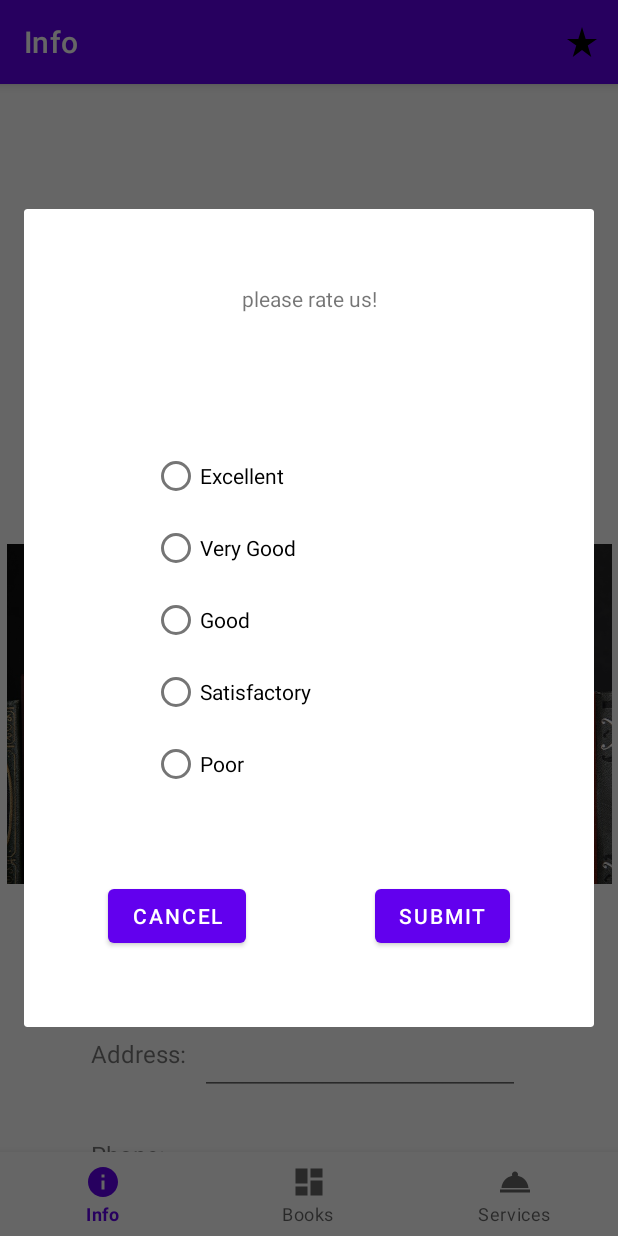
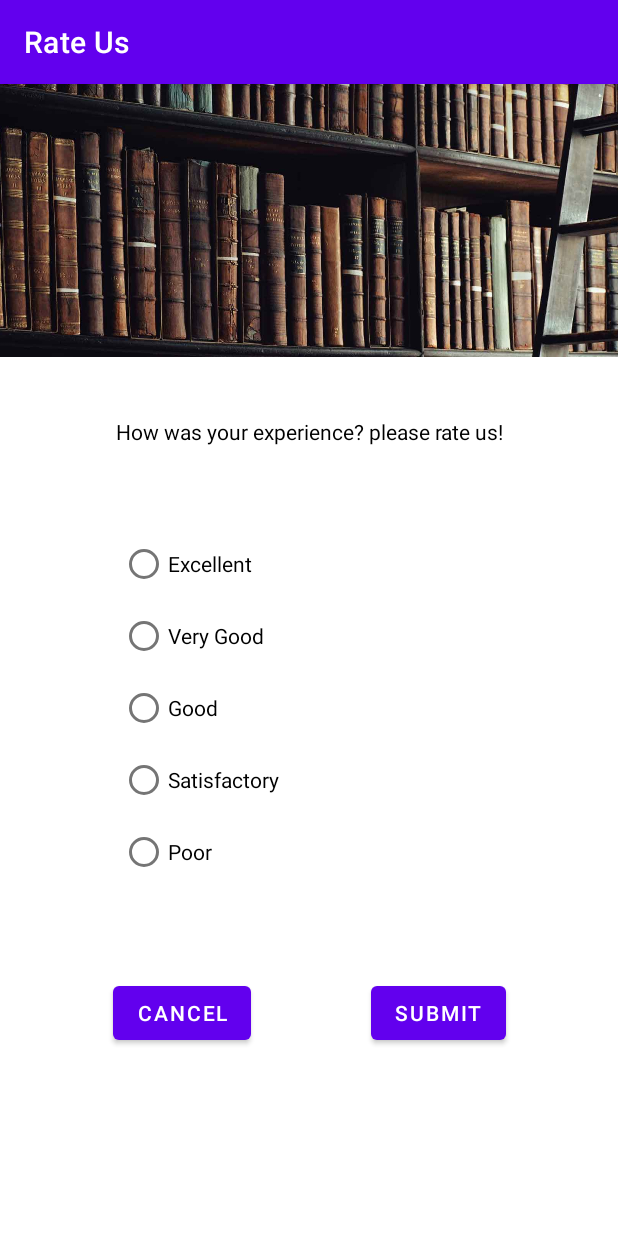
Before and after one commit to IBRASANN/androidFinalProject, an Android app: the screen it shows after launch (MainActivity before the commit, RateActivity after it), after a tap on an icon or button, on a phone screen of 412 x 824 dp. Run offline under Robolectric (Android 15) with nearby library versions, the phone set to English and light mode, and no system bars; our stand-ins replace navigation-ui; 1 other tap on this screen came first.

Commit message:
second commit

```diff
--- a/app/build.gradle
+++ b/app/build.gradle
@@ -1,6 +1,7 @@
 plugins {
     id 'com.android.application'
     id 'org.jetbrains.kotlin.android'
+    id 'com.google.android.libraries.mapsplatform.secrets-gradle-plugin'
 }
 
 android {
@@ -46,6 +47,7 @@ dependencies {
     implementation 'androidx.navigation:navigation-fragment-ktx:2.4.1'
     implementation 'androidx.navigation:navigation-ui-ktx:2.4.1'
     implementation 'androidx.annotation:annotation:1.3.0'
+    implementation 'com.google.android.gms:play-services-maps:18.1.0'
     testImplementation 'junit:junit:4.13.2'
     androidTestImplementation 'androidx.test.ext:junit:1.1.4'
     androidTestImplementation 'androidx.test.espresso:espresso-core:3.5.0'
--- /dev/null
+++ b/app/src/main/java/com/example/finalproject/RateActivity.kt
@@ -0,0 +1,28 @@
+package com.example.finalproject
+
+import androidx.appcompat.app.AppCompatActivity
+import android.os.Bundle
+import android.widget.*
+import com.example.finalproject.ui.home.HomeFragment
+
+class RateActivity : AppCompatActivity() {
+    override fun onCreate(savedInstanceState: Bundle?) {
+        super.onCreate(savedInstanceState)
+        setContentView(R.layout.activity_rate)
+        title = "Rate Us";
+        val cancelbt : Button = findViewById(R.id.btnCancel3);
+        val submitbt : Button = findViewById(R.id.btnSubmit2);
+        val radioGroup = findViewById<RadioGroup>(R.id.RatingRadioGroup)
+        cancelbt.setOnClickListener{
+            finish()
+        }
+
+        submitbt.setOnClickListener {
+            val selectedOption: Int = radioGroup.checkedRadioButtonId
+            val radioButton = findViewById<RadioButton>(selectedOption)
+            Toast.makeText(this,radioButton.text, Toast.LENGTH_SHORT).show()
+
+            finish()
+        }
+    }
+}
--- a/app/src/main/java/com/example/finalproject/ui/MusicPlayer.kt
+++ b/app/src/main/java/com/example/finalproject/ui/MusicPlayer.kt
@@ -17,14 +17,14 @@ class MusicPlayer :Service(){
 
         // starting the process
         player.start()
-        Toast.makeText(applicationContext,"service on",Toast.LENGTH_SHORT).show()
+        Toast.makeText(applicationContext,"music on",Toast.LENGTH_SHORT).show()
         // returns the status of the program
         return START_STICKY
     }
 
     // execution of the service will stop on calling this method
     override fun onDestroy() {
-        Toast.makeText(applicationContext,"service off",Toast.LENGTH_SHORT).show()
+        Toast.makeText(applicationContext,"music off",Toast.LENGTH_SHORT).show()
         player.stop()
         super.onDestroy()
 
--- a/app/src/main/java/com/example/finalproject/ui/RateFragment.kt
+++ /dev/null
@@ -1,26 +0,0 @@
-package com.example.finalproject.ui
-
-import android.os.Bundle
-import android.view.View
-import android.widget.*
-import androidx.fragment.app.DialogFragment
-import com.example.finalproject.R
-
-class RateFragment : DialogFragment(R.layout.fragment_rate) {
-    override fun onViewCreated(view: View, savedInstanceState: Bundle?) {
-        val cancelbt : Button = view.findViewById(R.id.btnCancel);
-        val submitbt : Button = view.findViewById(R.id.btnSubmit);
-        val radioGroup = view.findViewById<RadioGroup>(R.id.RatingRadioGroup)
-        cancelbt.setOnClickListener{
-            dismiss()
-        }
-
-        submitbt.setOnClickListener {
-            val selectedOption: Int = radioGroup.checkedRadioButtonId
-            val radioButton = view.findViewById<RadioButton>(selectedOption)
-            Toast.makeText(context,radioButton.text, Toast.LENGTH_SHORT).show()
-
-            dismiss()
-        }
-    }
-}
--- a/app/src/main/res/layout/activity_main.xml
+++ b/app/src/main/res/layout/activity_main.xml
@@ -31,4 +31,6 @@
         app:layout_constraintRight_toRightOf="parent"
         app:navGraph="@navigation/mobile_navigation" />
 
+
+
 </androidx.constraintlayout.widget.ConstraintLayout>
--- a/app/src/main/res/layout/fragment_rate.xml
+++ b/app/src/main/res/layout/activity_rate.xml
@@ -3,31 +3,49 @@
     xmlns:app="http://schemas.android.com/apk/res-auto"
     xmlns:tools="http://schemas.android.com/tools"
     android:layout_width="match_parent"
-    android:layout_height="match_parent">
+    android:layout_height="match_parent"
+    tools:context=".RateActivity">
 
     <TextView
-        android:id="@+id/tvRate1"
+        android:id="@+id/tvRate"
         android:layout_width="275dp"
         android:layout_height="24dp"
         android:layout_marginStart="50dp"
-        android:layout_marginTop="50dp"
+        android:layout_marginTop="32dp"
         android:layout_marginEnd="50dp"
-        android:text="please rate us!"
+        android:text="How was your experience? please rate us!"
         android:textAlignment="center"
+        android:textColor="@color/black"
         app:layout_constraintEnd_toEndOf="parent"
         app:layout_constraintStart_toStartOf="parent"
-        app:layout_constraintTop_toTopOf="parent" />
+        app:layout_constraintTop_toBottomOf="@+id/imageView3" />
+
+    <Button
+        android:id="@+id/btnSubmit2"
+        android:layout_width="wrap_content"
+        android:layout_height="wrap_content"
+        android:layout_marginStart="80dp"
+        android:layout_marginTop="55dp"
+        android:layout_marginEnd="80dp"
+        android:layout_marginBottom="50dp"
+        android:text="Submit"
+        app:layout_constraintBottom_toBottomOf="parent"
+        app:layout_constraintEnd_toEndOf="parent"
+        app:layout_constraintHorizontal_bias="0.5"
+        app:layout_constraintStart_toEndOf="@id/btnCancel3"
+        app:layout_constraintTop_toBottomOf="@+id/RatingRadioGroup"
+        app:layout_constraintVertical_bias="0.0" />
 
     <RadioGroup
         android:id="@+id/RatingRadioGroup"
-        android:layout_width="210dp"
-        android:layout_height="249dp"
+        android:layout_width="252dp"
+        android:layout_height="244dp"
         android:layout_marginStart="100dp"
-        android:layout_marginTop="80dp"
+        android:layout_marginTop="50dp"
         android:layout_marginEnd="100dp"
         app:layout_constraintEnd_toEndOf="parent"
         app:layout_constraintStart_toStartOf="parent"
-        app:layout_constraintTop_toBottomOf="@+id/tvRate1">
+        app:layout_constraintTop_toBottomOf="@+id/tvRate">
 
         <RadioButton
             android:id="@+id/rbExcellent"
@@ -62,34 +80,27 @@
     </RadioGroup>
 
     <Button
-        android:id="@+id/btnSubmit"
+        android:id="@+id/btnCancel3"
         android:layout_width="wrap_content"
         android:layout_height="wrap_content"
         android:layout_marginStart="80dp"
-        android:layout_marginTop="44dp"
-        android:layout_marginEnd="50dp"
-        android:layout_marginBottom="50dp"
-        android:text="Submit"
-        app:layout_constraintBottom_toBottomOf="parent"
-        app:layout_constraintEnd_toEndOf="parent"
-        app:layout_constraintHorizontal_bias="0.5"
-        app:layout_constraintStart_toEndOf="@+id/btnCancel"
-        app:layout_constraintTop_toBottomOf="@+id/RatingRadioGroup"
-        app:layout_constraintVertical_bias="0.0" />
-
-    <Button
-        android:id="@+id/btnCancel"
-        android:layout_width="wrap_content"
-        android:layout_height="wrap_content"
-        android:layout_marginStart="50dp"
-        android:layout_marginTop="44dp"
+        android:layout_marginTop="55dp"
         android:layout_marginBottom="50dp"
         android:text="Cancel"
         app:layout_constraintBottom_toBottomOf="parent"
-        app:layout_constraintEnd_toStartOf="@+id/btnSubmit"
+        app:layout_constraintEnd_toStartOf="@id/btnSubmit2"
         app:layout_constraintHorizontal_bias="0.5"
         app:layout_constraintStart_toStartOf="parent"
         app:layout_constraintTop_toBottomOf="@+id/RatingRadioGroup"
         app:layout_constraintVertical_bias="0.0" />
 
+    <ImageView
+        android:id="@+id/imageView3"
+        android:layout_width="435dp"
+        android:layout_height="200dp"
+        android:layout_marginTop="-10dp"
+        app:layout_constraintEnd_toEndOf="parent"
+        app:layout_constraintStart_toStartOf="parent"
+        app:layout_constraintTop_toTopOf="parent"
+        app:srcCompat="@drawable/booksphoto" />
 </androidx.constraintlayout.widget.ConstraintLayout>
--- a/app/src/main/res/layout/fragment_home.xml
+++ b/app/src/main/res/layout/fragment_home.xml
@@ -144,7 +144,7 @@
             app:layout_constraintStart_toStartOf="parent"
             app:layout_constraintTop_toBottomOf="@+id/edtxtPhone"
             app:layout_constraintVertical_bias="0.363"
-            android:onClick="onClickRetrieveUsers"/>
+            android:onClick="onClickAddName" />
 
         <Button
             android:id="@+id/btnReset"
--- a/app/src/main/res/layout/fragment_login.xml
+++ b/app/src/main/res/layout/fragment_login.xml
@@ -68,7 +68,7 @@
         app:layout_constraintEnd_toEndOf="parent"
         app:layout_constraintStart_toStartOf="parent"
         app:layout_constraintTop_toBottomOf="@+id/txtPhone"
-        android:onClick="onClickAddName"/>
+        />
 
     <Button
         android:id="@+id/btnCancel2"
--- a/app/src/main/res/layout/fragment_notifications.xml
+++ b/app/src/main/res/layout/fragment_notifications.xml
@@ -35,6 +35,8 @@
         android:layout_marginTop="56dp"
         android:lines="2"
         android:text="contact us: 07 3264 54 xxx \nemail: bookshop@yahoo.com"
+        android:textColor="@color/black"
+        android:textSize="16sp"
         app:layout_constraintEnd_toEndOf="parent"
         app:layout_constraintStart_toStartOf="parent"
         app:layout_constraintTop_toBottomOf="@+id/toggle1" />
--- a/app/src/main/res/values/strings.xml
+++ b/app/src/main/res/values/strings.xml
@@ -13,4 +13,5 @@
     <string name="invalid_password">Password must be >5 characters</string>
     <string name="login_failed">"Login failed"</string>
     <string name="plus">+</string>
+
 </resources>
--- a/build.gradle
+++ b/build.gradle
@@ -3,4 +3,5 @@ plugins {
     id 'com.android.application' version '7.3.0' apply false
     id 'com.android.library' version '7.3.0' apply false
     id 'org.jetbrains.kotlin.android' version '1.7.10' apply false
+    id 'com.google.android.libraries.mapsplatform.secrets-gradle-plugin' version '2.0.1' apply false
 }
```
Also changed, not shown: app/src/main/AndroidManifest.xml (+10 -5 lines), app/src/main/java/com/example/finalproject/MainActivity.kt (+121 -37 lines), app/src/main/java/com/example/finalproject/UsersProvider.kt (renamed from app/src/main/java/com/example/finalproject/ui/UsersProvider.kt, +24 -18 lines), app/src/main/java/com/example/finalproject/ui/LoginFragment.kt (+12 -40 lines), app/src/main/java/com/example/finalproject/ui/home/HomeFragment.kt (+27 -39 lines), app/src/main/res/layout/fragment_dashboard.xml (+8 -5 lines), app/src/main/res/drawable-v24/booksphoto.jpg (added), 1 other file.
